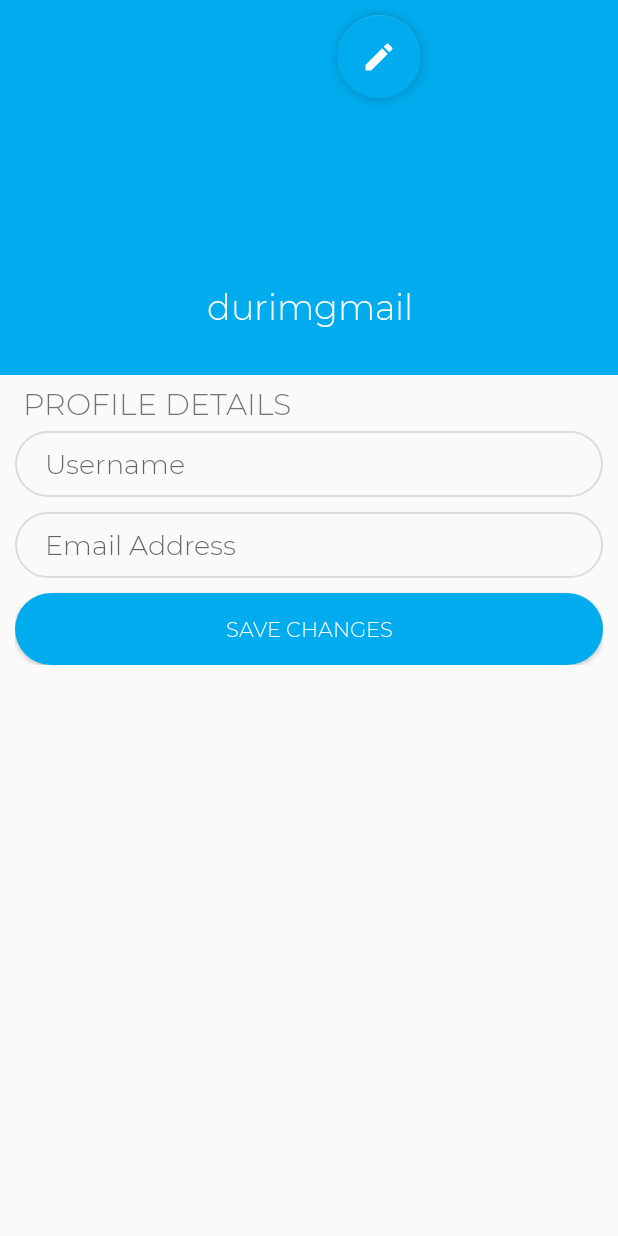
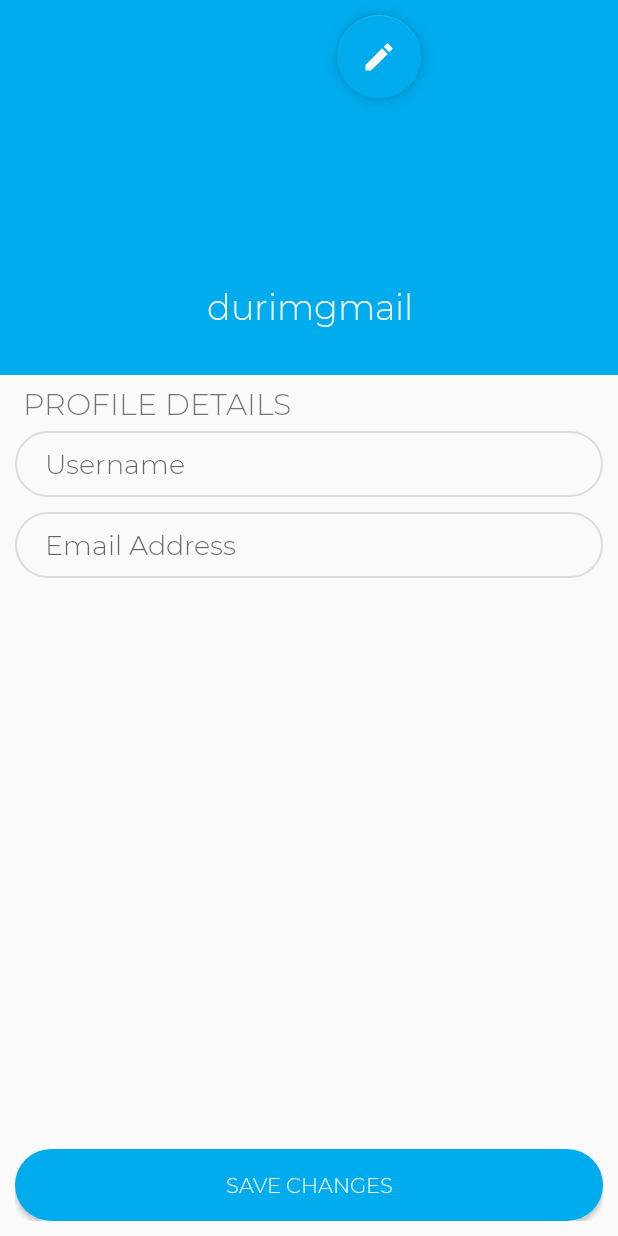
Before and after one commit to durimgashi/CallApp, an Android app: the layout edit_profile_layout.xml on its own in the app's theme, with its tools: preview values and no code run, on a phone screen of 412 x 824 dp. Run offline under Robolectric (Android 15) with nearby library versions, the phone set to English and light mode, and no system bars.

Commit message:
Boll ma per sot

```diff
--- a/app/src/main/res/layout/edit_profile_layout.xml
+++ b/app/src/main/res/layout/edit_profile_layout.xml
@@ -16,133 +16,114 @@
         android:layout_alignParentTop="true"
         android:layout_marginBottom="50dp"
         android:background="@color/twitterBlue" />
-
-    <ScrollView
-        android:id="@+id/scrolView_account"
-        android:layout_width="match_parent"
-        android:layout_height="match_parent">
-
-
     <RelativeLayout
         android:id="@+id/linear_account"
         android:layout_width="match_parent"
         android:layout_height="match_parent"
         android:orientation="vertical">
-
         <LinearLayout
             android:layout_width="match_parent"
             android:layout_height="match_parent"
             android:layout_marginTop="150dp"
             android:orientation="vertical">
-
             <LinearLayout
                 android:layout_width="match_parent"
                 android:layout_height="match_parent"
                 android:layout_marginLeft="10dp"
+                android:layout_marginTop="100dp"
                 android:layout_marginRight="10dp"
-                    android:layout_marginTop="100dp"
                 android:orientation="vertical">
-
                 <TextView
-                        android:layout_margin="5dp"
-                        android:fontFamily="@font/montserratlight"
                     android:layout_width="match_parent"
                     android:layout_height="wrap_content"
+                    android:layout_margin="5dp"
                     android:layout_marginTop="10dp"
+                    android:fontFamily="@font/montserratlight"
                     android:text="@string/profile_details"
-                        android:textSize="20sp"/>
-
+                    android:textSize="20sp" />
                 <EditText
                     android:id="@+id/username"
-                        android:fontFamily="@font/montserratlight"
                     android:layout_width="match_parent"
                     android:layout_height="wrap_content"
+                    android:layout_marginBottom="10dp"
+                    android:background="@drawable/gray_edittext"
+                    android:fontFamily="@font/montserratlight"
                     android:hint="Username"
                     android:imeOptions="actionNext"
                     android:padding="10dp"
-                        android:paddingStart="20dp"
-                        android:layout_marginBottom="10dp"
-                        android:background="@drawable/gray_edittext" />
-
+                    android:paddingStart="20dp" />
                 <EditText
                     android:id="@+id/email"
-                        android:fontFamily="@font/montserratlight"
                     android:layout_width="match_parent"
                     android:layout_height="wrap_content"
+                    android:layout_marginBottom="10dp"
+                    android:background="@drawable/gray_edittext"
+                    android:fontFamily="@font/montserratlight"
                     android:hint="Email Address"
                     android:imeOptions="actionNext"
+                    android:inputType="textEmailAddress"
                     android:padding="10dp"
-                        android:paddingStart="20dp"
-                        android:layout_marginBottom="10dp"
-                        android:inputType="textEmailAddress"
-                        android:background="@drawable/gray_edittext" />
-<!--                    <EditText-->
-<!--                        android:id="@+id/password"-->
-<!--                        android:fontFamily="@font/montserratlight"-->
+                    android:paddingStart="20dp" />
+                <RelativeLayout
+                    android:layout_width="match_parent"
+                    android:layout_height="match_parent"
+                    android:layout_marginBottom="10dp">
+<!--                    <ProgressBar-->
+<!--                        android:id="@+id/progressBar"-->
 <!--                        android:layout_width="match_parent"-->
-<!--                        android:layout_height="wrap_content"-->
-<!--                        android:hint="Password"-->
-<!--                        android:imeOptions="actionNext"-->
-<!--                        android:padding="10dp"-->
-<!--                        android:paddingStart="20dp"-->
-<!--                        android:layout_marginBottom="10dp"-->
-<!--                        android:inputType="textPassword"-->
-<!--                        android:background="@drawable/gray_edittext" />-->
-
+<!--                        android:layout_height="wrap_content" />-->
                     <Button
+                        android:layout_marginTop="10dp"
                         android:id="@+id/saveChanges"
                         android:layout_width="match_parent"
-                        android:layout_height="match_parent"
+                        android:layout_height="wrap_content"
+                        android:layout_alignParentBottom="true"
+                        android:layout_gravity="bottom"
                         android:background="@drawable/button_blue"
-                        android:textColor="@color/white"
                         android:fontFamily="@font/montserratlight"
-                        android:text="SAVE CHANGES"/>
+                        android:text="SAVE CHANGES"
+                        android:textColor="@color/white" />
+                </RelativeLayout>
             </LinearLayout>
         </LinearLayout>
 
         <RelativeLayout
             android:layout_width="match_parent"
             android:layout_height="250dp"
-                android:gravity="center_vertical"
+            android:layout_alignParentStart="true"
             android:layout_alignParentTop="true"
-                android:layout_alignParentStart="true">
+            android:gravity="center_vertical">
 
             <de.hdodenhof.circleimageview.CircleImageView
-                    android:layout_marginTop="30dp"
                 android:id="@+id/profileImage"
                 android:layout_width="150dp"
                 android:layout_height="150dp"
                 android:layout_alignParentTop="true"
                 android:layout_centerHorizontal="true"
+                android:layout_marginTop="30dp"
                 app:civ_border_color="#FFFFFF"
                 app:civ_border_width="2dp" />
 
-
             <com.google.android.material.floatingactionbutton.FloatingActionButton
+                android:id="@+id/editProfileImage"
                 android:layout_width="wrap_content"
                 android:layout_height="wrap_content"
+                android:layout_alignEnd="@+id/profileImage"
                 android:layout_alignParentTop="true"
-                    android:src="@drawable/ic_edit"
-                    android:layout_alignEnd="@+id/profileImage"
                 android:layout_marginTop="10dp"
-                    android:id="@+id/editProfileImage"
-                    android:contentDescription="@string/edit" />
-
+                android:contentDescription="@string/edit"
+                android:src="@drawable/ic_edit" />
 
             <TextView
                 android:layout_width="match_parent"
                 android:layout_height="wrap_content"
                 android:layout_alignParentBottom="true"
+                android:layout_marginBottom="30dp"
                 android:fontFamily="@font/montserratlight"
                 android:text="durimgmail"
                 android:textAlignment="center"
                 android:textColor="@color/white"
-                    android:textSize="23sp"
-                    android:layout_marginBottom="30dp"/>
+                android:textSize="23sp" />
         </RelativeLayout>
-
-
     </RelativeLayout>
-    </ScrollView>
-
 </RelativeLayout>
```
Also changed, not shown: app/src/main/java/com/fiek/temadiplomes/EditProfileActivity.java (+18 -3 lines), app/src/main/res/layout/editprofile_layout.xml (+13 -5 lines). Lines whose indentation alone changed are shown as unchanged.
